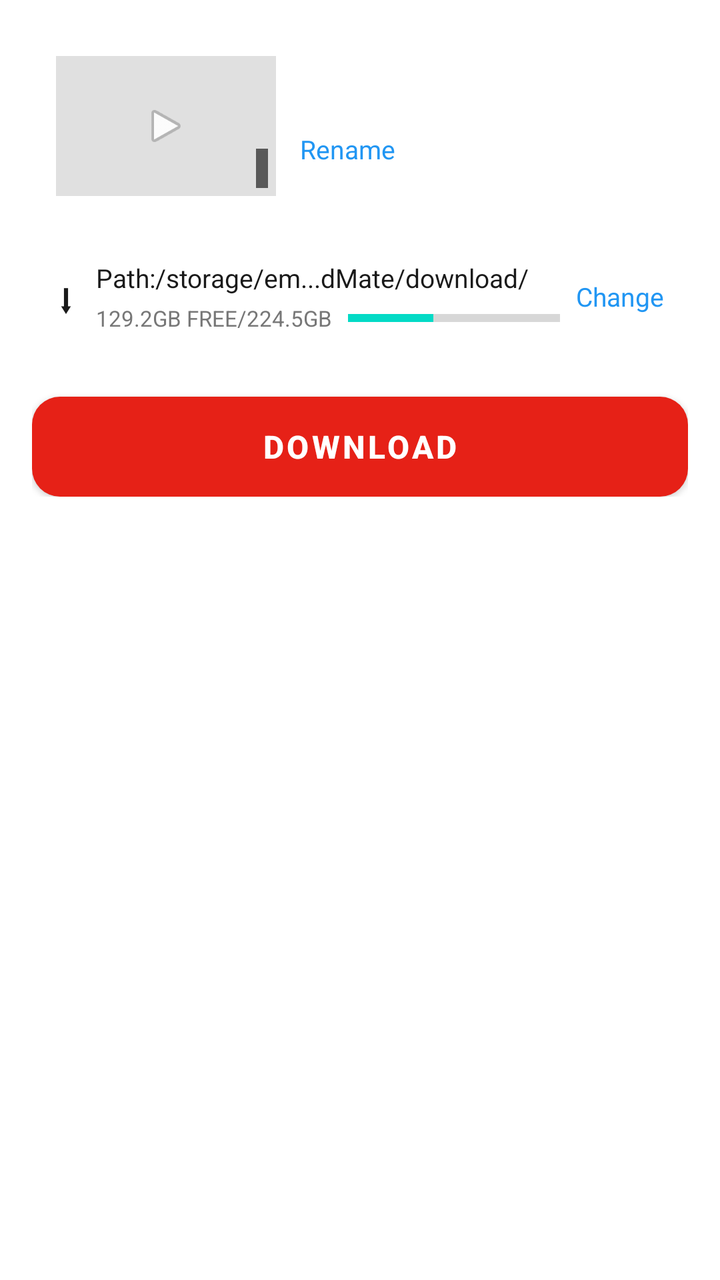
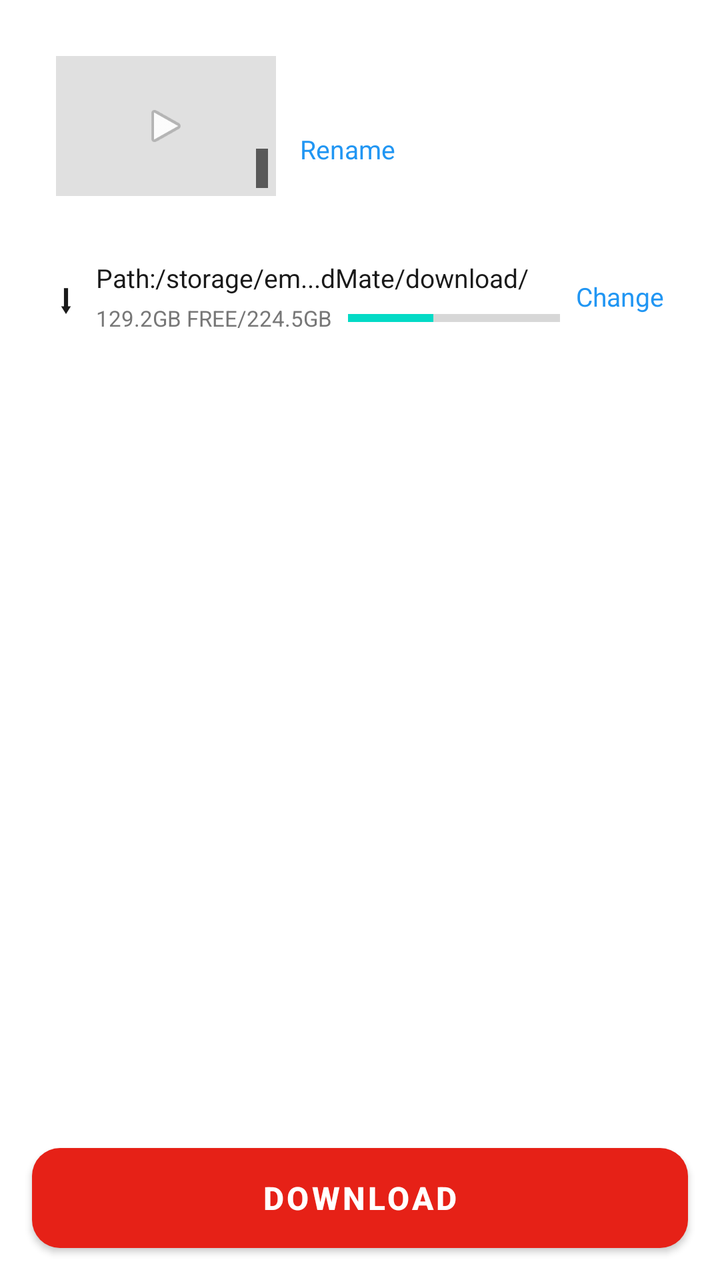

Screens rendered from an Android XML layout before and after an edit, with the pre-edit source and the edit as a unified diff.
<!-- AndroidManifest.xml: application theme Theme.Material3.Light.NoActionBar -->
<!-- res/layout/dialog_download.xml -->
<?xml version="1.0" encoding="utf-8"?>
<ScrollView xmlns:android="http://schemas.android.com/apk/res/android"
    android:layout_width="match_parent"
    android:layout_height="wrap_content"
    android:background="@color/card">

    <LinearLayout
        android:layout_width="match_parent"
        android:layout_height="wrap_content"
        android:orientation="vertical"
        android:padding="16dp">

        
        <LinearLayout
            android:layout_width="match_parent"
            android:layout_height="wrap_content"
            android:orientation="horizontal"
            android:gravity="center_vertical"
            android:background="@color/card"
            android:padding="12dp">

            <FrameLayout
                android:layout_width="110dp"
                android:layout_height="70dp"
                android:background="#E0E0E0">

                <ImageView
                    android:id="@+id/iv_dlg_thumb"
                    android:layout_width="match_parent"
                    android:layout_height="match_parent"
                    android:scaleType="centerCrop" />

                <ImageView
                    android:layout_width="24dp"
                    android:layout_height="24dp"
                    android:layout_gravity="center"
                    android:src="@android:drawable/ic_media_play"
                    android:alpha="0.9" />

                <TextView
                    android:id="@+id/tv_dlg_duration"
                    android:layout_width="wrap_content"
                    android:layout_height="wrap_content"
                    android:layout_gravity="bottom|end"
                    android:layout_margin="4dp"
                    android:background="#99000000"
                    android:padding="3dp"
                    android:textColor="@color/white"
                    android:textSize="10sp" />
            </FrameLayout>

            <LinearLayout
                android:layout_width="0dp"
                android:layout_height="wrap_content"
                android:layout_weight="1"
                android:layout_marginStart="12dp"
                android:orientation="vertical">

                <TextView
                    android:id="@+id/tv_dlg_title"
                    android:layout_width="match_parent"
                    android:layout_height="wrap_content"
                    android:textColor="@color/text_primary"
                    android:textSize="14sp"
                    android:textStyle="bold"
                    android:maxLines="2"
                    android:ellipsize="end" />

                <TextView
                    android:id="@+id/tv_dlg_rename"
                    android:layout_width="wrap_content"
                    android:layout_height="wrap_content"
                    android:layout_marginTop="4dp"
                    android:text="Rename"
                    android:textColor="#2196F3"
                    android:textSize="13sp"
                    android:clickable="true"
                    android:focusable="true" />
            </LinearLayout>
        </LinearLayout>

        
        <LinearLayout
            android:layout_width="match_parent"
            android:layout_height="wrap_content"
            android:orientation="horizontal"
            android:gravity="center_vertical"
            android:layout_marginTop="8dp"
            android:padding="12dp">

            <TextView
                android:layout_width="wrap_content"
                android:layout_height="wrap_content"
                android:text="⬇"
                android:textSize="20sp"
                android:textColor="@color/text_primary" />

            <LinearLayout
                android:layout_width="0dp"
                android:layout_height="wrap_content"
                android:layout_weight="1"
                android:layout_marginStart="10dp"
                android:orientation="vertical">

                <TextView
                    android:id="@+id/tv_dlg_path"
                    android:layout_width="match_parent"
                    android:layout_height="wrap_content"
                    android:text="Path:/storage/em...dMate/download/"
                    android:textColor="@color/text_primary"
                    android:textSize="13sp"
                    android:singleLine="true"
                    android:ellipsize="middle" />

                <LinearLayout
                    android:layout_width="match_parent"
                    android:layout_height="wrap_content"
                    android:orientation="horizontal"
                    android:gravity="center_vertical"
                    android:layout_marginTop="4dp">

                    <TextView
                        android:id="@+id/tv_dlg_storage"
                        android:layout_width="wrap_content"
                        android:layout_height="wrap_content"
                        android:text="129.2GB FREE/224.5GB"
                        android:textColor="@color/text_secondary"
                        android:textSize="11sp" />

                    <ProgressBar
                        android:id="@+id/pb_dlg_storage"
                        style="?android:attr/progressBarStyleHorizontal"
                        android:layout_width="0dp"
                        android:layout_height="4dp"
                        android:layout_weight="1"
                        android:layout_marginStart="8dp"
                        android:progress="40" />
                </LinearLayout>
            </LinearLayout>

            <TextView
                android:id="@+id/tv_dlg_change"
                android:layout_width="wrap_content"
                android:layout_height="wrap_content"
                android:layout_marginStart="8dp"
                android:text="Change"
                android:textColor="#2196F3"
                android:textSize="13sp"
                android:clickable="true"
                android:focusable="true" />
        </LinearLayout>

        <TextView
            android:id="@+id/tv_fetching"
            android:layout_width="match_parent"
            android:layout_height="wrap_content"
            android:layout_marginTop="16dp"
            android:gravity="center"
            android:text="@string/fetching_formats"
            android:visibility="gone" />

        
        <LinearLayout
            android:id="@+id/layout_music_section"
            android:layout_width="match_parent"
            android:layout_height="wrap_content"
            android:orientation="vertical"
            android:layout_marginTop="16dp"
            android:visibility="gone">

            <LinearLayout
                android:layout_width="match_parent"
                android:layout_height="wrap_content"
                android:orientation="horizontal"
                android:gravity="center_vertical">

                <TextView
                    android:layout_width="wrap_content"
                    android:layout_height="wrap_content"
                    android:text="🎵"
                    android:textSize="18sp" />

                <TextView
                    android:layout_width="wrap_content"
                    android:layout_height="wrap_content"
                    android:layout_marginStart="8dp"
                    android:text="@string/section_music"
                    android:textSize="15sp"
                    android:textStyle="bold"
                    android:textColor="@color/text_primary" />
            </LinearLayout>

            <androidx.recyclerview.widget.RecyclerView
                android:id="@+id/rv_audio_formats"
                android:layout_width="match_parent"
                android:layout_height="wrap_content"
                android:layout_marginTop="8dp" />
        </LinearLayout>

        
        <LinearLayout
            android:id="@+id/layout_video_section"
            android:layout_width="match_parent"
            android:layout_height="wrap_content"
            android:orientation="vertical"
            android:layout_marginTop="16dp"
            android:visibility="gone">

            <LinearLayout
                android:layout_width="match_parent"
                android:layout_height="wrap_content"
                android:orientation="horizontal"
                android:gravity="center_vertical">

                <TextView
                    android:layout_width="wrap_content"
                    android:layout_height="wrap_content"
                    android:text="🎬"
                    android:textSize="18sp" />

                <TextView
                    android:layout_width="wrap_content"
                    android:layout_height="wrap_content"
                    android:layout_marginStart="8dp"
                    android:text="@string/section_video"
                    android:textSize="15sp"
                    android:textStyle="bold"
                    android:textColor="@color/text_primary" />
            </LinearLayout>

            <androidx.recyclerview.widget.RecyclerView
                android:id="@+id/rv_video_formats"
                android:layout_width="match_parent"
                android:layout_height="wrap_content"
                android:layout_marginTop="8dp" />
        </LinearLayout>

        <Button
            android:id="@+id/btn_download"
            android:layout_width="match_parent"
            android:layout_height="50dp"
            android:layout_marginTop="20dp"
            android:background="@drawable/bg_btn_download"
            android:text="@string/download"
            android:textColor="@color/white"
            android:textSize="16sp"
            android:textStyle="bold" />
    </LinearLayout>
</ScrollView>
<!-- resources referenced by this layout -->
<resources>
  <color name="card">#FFFFFF</color>
  <color name="text_primary">#1A1A1A</color>
  <color name="text_secondary">#777777</color>
  <color name="white">#FFFFFF</color>
  <!-- drawable bg_btn_download (drawable) -->
  <?xml version="1.0" encoding="utf-8"?>
  <shape xmlns:android="http://schemas.android.com/apk/res/android" android:shape="rectangle">
      <corners android:radius="14dp" />
      <solid android:color="@color/red_accent" />
  </shape>
  <string name="download">Download</string>
  <string name="fetching_formats">Fetching available formats...</string>
  <string name="section_music">Audio (MP3)</string>
  <string name="section_video">Video (MP4)</string>
  <style name="Theme.Material3.Light.NoActionBar" parent="Theme.MaterialComponents.Light.NoActionBar">
          <item name="colorPrimary">@color/red_accent</item>
          <item name="colorPrimaryVariant">@color/red_accent</item>
          <item name="colorOnPrimary">@color/white</item>
          <item name="android:statusBarColor">@color/bg</item>
          <item name="android:windowLightStatusBar">true</item>
      </style>
  <color name="red_accent">#E62117</color>
  <color name="bg">#F8F8F8</color>
</resources>

<!-- the commit's change to res/layout/dialog_download.xml (unified diff, before → after) -->
@@ -1,249 +1,258 @@
 <?xml version="1.0" encoding="utf-8"?>
-<ScrollView xmlns:android="http://schemas.android.com/apk/res/android"
+<LinearLayout xmlns:android="http://schemas.android.com/apk/res/android"
     android:layout_width="match_parent"
     android:layout_height="wrap_content"
+    android:orientation="vertical"
     android:background="@color/card">
 
-    <LinearLayout
+    <ScrollView
         android:layout_width="match_parent"
-        android:layout_height="wrap_content"
-        android:orientation="vertical"
-        android:padding="16dp">
-
-        
+        android:layout_height="0dp"
+        android:layout_weight="1">
+
         <LinearLayout
             android:layout_width="match_parent"
             android:layout_height="wrap_content"
-            android:orientation="horizontal"
-            android:gravity="center_vertical"
-            android:background="@color/card"
-            android:padding="12dp">
-
-            <FrameLayout
-                android:layout_width="110dp"
-                android:layout_height="70dp"
-                android:background="#E0E0E0">
-
-                <ImageView
-                    android:id="@+id/iv_dlg_thumb"
-                    android:layout_width="match_parent"
-                    android:layout_height="match_parent"
-                    android:scaleType="centerCrop" />
-
-                <ImageView
-                    android:layout_width="24dp"
-                    android:layout_height="24dp"
-                    android:layout_gravity="center"
-                    android:src="@android:drawable/ic_media_play"
-                    android:alpha="0.9" />
+            android:orientation="vertical"
+            android:padding="16dp">
+
+            
+            <LinearLayout
+                android:layout_width="match_parent"
+                android:layout_height="wrap_content"
+                android:orientation="horizontal"
+                android:gravity="center_vertical"
+                android:padding="12dp">
+
+                <FrameLayout
+                    android:layout_width="110dp"
+                    android:layout_height="70dp"
+                    android:background="#E0E0E0">
+
+                    <ImageView
+                        android:id="@+id/iv_dlg_thumb"
+                        android:layout_width="match_parent"
+                        android:layout_height="match_parent"
+                        android:scaleType="centerCrop" />
+
+                    <ImageView
+                        android:layout_width="24dp"
+                        android:layout_height="24dp"
+                        android:layout_gravity="center"
+                        android:src="@android:drawable/ic_media_play"
+                        android:alpha="0.9" />
+
+                    <TextView
+                        android:id="@+id/tv_dlg_duration"
+                        android:layout_width="wrap_content"
+                        android:layout_height="wrap_content"
+                        android:layout_gravity="bottom|end"
+                        android:layout_margin="4dp"
+                        android:background="#99000000"
+                        android:padding="3dp"
+                        android:textColor="@color/white"
+                        android:textSize="10sp" />
+                </FrameLayout>
+
+                <LinearLayout
+                    android:layout_width="0dp"
+                    android:layout_height="wrap_content"
+                    android:layout_weight="1"
+                    android:layout_marginStart="12dp"
+                    android:orientation="vertical">
+
+                    <TextView
+                        android:id="@+id/tv_dlg_title"
+                        android:layout_width="match_parent"
+                        android:layout_height="wrap_content"
+                        android:textColor="@color/text_primary"
+                        android:textSize="14sp"
+                        android:textStyle="bold"
+                        android:maxLines="2"
+                        android:ellipsize="end" />
+
+                    <TextView
+                        android:id="@+id/tv_dlg_rename"
+                        android:layout_width="wrap_content"
+                        android:layout_height="wrap_content"
+                        android:layout_marginTop="4dp"
+                        android:text="Rename"
+                        android:textColor="#2196F3"
+                        android:textSize="13sp"
+                        android:clickable="true"
+                        android:focusable="true" />
+                </LinearLayout>
+            </LinearLayout>
+
+            
+            <LinearLayout
+                android:layout_width="match_parent"
+                android:layout_height="wrap_content"
+                android:orientation="horizontal"
+                android:gravity="center_vertical"
+                android:layout_marginTop="8dp"
+                android:padding="12dp">
 
                 <TextView
-                    android:id="@+id/tv_dlg_duration"
                     android:layout_width="wrap_content"
                     android:layout_height="wrap_content"
-                    android:layout_gravity="bottom|end"
-                    android:layout_margin="4dp"
-                    android:background="#99000000"
-                    android:padding="3dp"
-                    android:textColor="@color/white"
-                    android:textSize="10sp" />
-            </FrameLayout>
-
-            <LinearLayout
-                android:layout_width="0dp"
-                android:layout_height="wrap_content"
-                android:layout_weight="1"
-                android:layout_marginStart="12dp"
-                android:orientation="vertical">
+                    android:text="⬇"
+                    android:textSize="20sp"
+                    android:textColor="@color/text_primary" />
+
+                <LinearLayout
+                    android:layout_width="0dp"
+                    android:layout_height="wrap_content"
+                    android:layout_weight="1"
+                    android:layout_marginStart="10dp"
+                    android:orientation="vertical">
+
+                    <TextView
+                        android:id="@+id/tv_dlg_path"
+                        android:layout_width="match_parent"
+                        android:layout_height="wrap_content"
+                        android:text="Path:/storage/em...dMate/download/"
+                        android:textColor="@color/text_primary"
+                        android:textSize="13sp"
+                        android:singleLine="true"
+                        android:ellipsize="middle" />
+
+                    <LinearLayout
+                        android:layout_width="match_parent"
+                        android:layout_height="wrap_content"
+                        android:orientation="horizontal"
+                        android:gravity="center_vertical"
+                        android:layout_marginTop="4dp">
+
+                        <TextView
+                            android:id="@+id/tv_dlg_storage"
+                            android:layout_width="wrap_content"
+                            android:layout_height="wrap_content"
+                            android:text="129.2GB FREE/224.5GB"
+                            android:textColor="@color/text_secondary"
+                            android:textSize="11sp" />
+
+                        <ProgressBar
+                            android:id="@+id/pb_dlg_storage"
+                            style="?android:attr/progressBarStyleHorizontal"
+                            android:layout_width="0dp"
+                            android:layout_height="4dp"
+                            android:layout_weight="1"
+                            android:layout_marginStart="8dp"
+                            android:progress="40" />
+                    </LinearLayout>
+                </LinearLayout>
 
                 <TextView
-                    android:id="@+id/tv_dlg_title"
-                    android:layout_width="match_parent"
-                    android:layout_height="wrap_content"
-                    android:textColor="@color/text_primary"
-                    android:textSize="14sp"
-                    android:textStyle="bold"
-                    android:maxLines="2"
-                    android:ellipsize="end" />
-
-                <TextView
-                    android:id="@+id/tv_dlg_rename"
+                    android:id="@+id/tv_dlg_change"
                     android:layout_width="wrap_content"
                     android:layout_height="wrap_content"
-                    android:layout_marginTop="4dp"
-                    android:text="Rename"
+                    android:layout_marginStart="8dp"
+                    android:text="Change"
                     android:textColor="#2196F3"
                     android:textSize="13sp"
                     android:clickable="true"
                     android:focusable="true" />
             </LinearLayout>
+
+            <TextView
+                android:id="@+id/tv_fetching"
+                android:layout_width="match_parent"
+                android:layout_height="wrap_content"
+                android:layout_marginTop="16dp"
+                android:gravity="center"
+                android:text="@string/fetching_formats"
+                android:visibility="gone" />
+
+            
+            <LinearLayout
+                android:id="@+id/layout_music_section"
+                android:layout_width="match_parent"
+                android:layout_height="wrap_content"
+                android:orientation="vertical"
+                android:layout_marginTop="16dp"
+                android:visibility="gone">
+
+                <LinearLayout
+                    android:layout_width="match_parent"
+                    android:layout_height="wrap_content"
+                    android:orientation="horizontal"
+                    android:gravity="center_vertical">
+
+                    <TextView
+                        android:layout_width="wrap_content"
+                        android:layout_height="wrap_content"
+                        android:text="🎵"
+                        android:textSize="18sp" />
+
+                    <TextView
+                        android:layout_width="wrap_content"
+                        android:layout_height="wrap_content"
+                        android:layout_marginStart="8dp"
+                        android:text="@string/section_music"
+                        android:textSize="15sp"
+                        android:textStyle="bold"
+                        android:textColor="@color/text_primary" />
+                </LinearLayout>
+
+                <androidx.recyclerview.widget.RecyclerView
+                    android:id="@+id/rv_audio_formats"
+                    android:layout_width="match_parent"
+                    android:layout_height="wrap_content"
+                    android:layout_marginTop="8dp"
+                    android:nestedScrollingEnabled="false" />
+            </LinearLayout>
+
+            
+            <LinearLayout
+                android:id="@+id/layout_video_section"
+                android:layout_width="match_parent"
+                android:layout_height="wrap_content"
+                android:orientation="vertical"
+                android:layout_marginTop="16dp"
+                android:visibility="gone">
+
+                <LinearLayout
+                    android:layout_width="match_parent"
+                    android:layout_height="wrap_content"
+                    android:orientation="horizontal"
+                    android:gravity="center_vertical">
+
+                    <TextView
+                        android:layout_width="wrap_content"
+                        android:layout_height="wrap_content"
+                        android:text="🎬"
+                        android:textSize="18sp" />
+
+                    <TextView
+                        android:layout_width="wrap_content"
+                        android:layout_height="wrap_content"
+                        android:layout_marginStart="8dp"
+                        android:text="@string/section_video"
+                        android:textSize="15sp"
+                        android:textStyle="bold"
+                        android:textColor="@color/text_primary" />
+                </LinearLayout>
+
+                <androidx.recyclerview.widget.RecyclerView
+                    android:id="@+id/rv_video_formats"
+                    android:layout_width="match_parent"
+                    android:layout_height="wrap_content"
+                    android:layout_marginTop="8dp"
+                    android:nestedScrollingEnabled="false" />
+            </LinearLayout>
         </LinearLayout>
-
-        
-        <LinearLayout
-            android:layout_width="match_parent"
-            android:layout_height="wrap_content"
-            android:orientation="horizontal"
-            android:gravity="center_vertical"
-            android:layout_marginTop="8dp"
-            android:padding="12dp">
-
-            <TextView
-                android:layout_width="wrap_content"
-                android:layout_height="wrap_content"
-                android:text="⬇"
-                android:textSize="20sp"
-                android:textColor="@color/text_primary" />
-
-            <LinearLayout
-                android:layout_width="0dp"
-                android:layout_height="wrap_content"
-                android:layout_weight="1"
-                android:layout_marginStart="10dp"
-                android:orientation="vertical">
-
-                <TextView
-                    android:id="@+id/tv_dlg_path"
-                    android:layout_width="match_parent"
-                    android:layout_height="wrap_content"
-                    android:text="Path:/storage/em...dMate/download/"
-                    android:textColor="@color/text_primary"
-                    android:textSize="13sp"
-                    android:singleLine="true"
-                    android:ellipsize="middle" />
-
-                <LinearLayout
-                    android:layout_width="match_parent"
-                    android:layout_height="wrap_content"
-                    android:orientation="horizontal"
-                    android:gravity="center_vertical"
-                    android:layout_marginTop="4dp">
-
-                    <TextView
-                        android:id="@+id/tv_dlg_storage"
-                        android:layout_width="wrap_content"
-                        android:layout_height="wrap_content"
-                        android:text="129.2GB FREE/224.5GB"
-                        android:textColor="@color/text_secondary"
-                        android:textSize="11sp" />
-
-                    <ProgressBar
-                        android:id="@+id/pb_dlg_storage"
-                        style="?android:attr/progressBarStyleHorizontal"
-                        android:layout_width="0dp"
-                        android:layout_height="4dp"
-                        android:layout_weight="1"
-                        android:layout_marginStart="8dp"
-                        android:progress="40" />
-                </LinearLayout>
-            </LinearLayout>
-
-            <TextView
-                android:id="@+id/tv_dlg_change"
-                android:layout_width="wrap_content"
-                android:layout_height="wrap_content"
-                android:layout_marginStart="8dp"
-                android:text="Change"
-                android:textColor="#2196F3"
-                android:textSize="13sp"
-                android:clickable="true"
-                android:focusable="true" />
-        </LinearLayout>
-
-        <TextView
-            android:id="@+id/tv_fetching"
-            android:layout_width="match_parent"
-            android:layout_height="wrap_content"
-            android:layout_marginTop="16dp"
-            android:gravity="center"
-            android:text="@string/fetching_formats"
-            android:visibility="gone" />
-
-        
-        <LinearLayout
-            android:id="@+id/layout_music_section"
-            android:layout_width="match_parent"
-            android:layout_height="wrap_content"
-            android:orientation="vertical"
-            android:layout_marginTop="16dp"
-            android:visibility="gone">
-
-            <LinearLayout
-                android:layout_width="match_parent"
-                android:layout_height="wrap_content"
-                android:orientation="horizontal"
-                android:gravity="center_vertical">
-
-                <TextView
-                    android:layout_width="wrap_content"
-                    android:layout_height="wrap_content"
-                    android:text="🎵"
-                    android:textSize="18sp" />
-
-                <TextView
-                    android:layout_width="wrap_content"
-                    android:layout_height="wrap_content"
-                    android:layout_marginStart="8dp"
-                    android:text="@string/section_music"
-                    android:textSize="15sp"
-                    android:textStyle="bold"
-                    android:textColor="@color/text_primary" />
-            </LinearLayout>
-
-            <androidx.recyclerview.widget.RecyclerView
-                android:id="@+id/rv_audio_formats"
-                android:layout_width="match_parent"
-                android:layout_height="wrap_content"
-                android:layout_marginTop="8dp" />
-        </LinearLayout>
-
-        
-        <LinearLayout
-            android:id="@+id/layout_video_section"
-            android:layout_width="match_parent"
-            android:layout_height="wrap_content"
-            android:orientation="vertical"
-            android:layout_marginTop="16dp"
-            android:visibility="gone">
-
-            <LinearLayout
-                android:layout_width="match_parent"
-                android:layout_height="wrap_content"
-                android:orientation="horizontal"
-                android:gravity="center_vertical">
-
-                <TextView
-                    android:layout_width="wrap_content"
-                    android:layout_height="wrap_content"
-                    android:text="🎬"
-                    android:textSize="18sp" />
-
-                <TextView
-                    android:layout_width="wrap_content"
-                    android:layout_height="wrap_content"
-                    android:layout_marginStart="8dp"
-                    android:text="@string/section_video"
-                    android:textSize="15sp"
-                    android:textStyle="bold"
-                    android:textColor="@color/text_primary" />
-            </LinearLayout>
-
-            <androidx.recyclerview.widget.RecyclerView
-                android:id="@+id/rv_video_formats"
-                android:layout_width="match_parent"
-                android:layout_height="wrap_content"
-                android:layout_marginTop="8dp" />
-        </LinearLayout>
-
-        <Button
-            android:id="@+id/btn_download"
-            android:layout_width="match_parent"
-            android:layout_height="50dp"
-            android:layout_marginTop="20dp"
-            android:background="@drawable/bg_btn_download"
-            android:text="@string/download"
-            android:textColor="@color/white"
-            android:textSize="16sp"
-            android:textStyle="bold" />
-    </LinearLayout>
-</ScrollView>
+    </ScrollView>
+
+    
+    <Button
+        android:id="@+id/btn_download"
+        android:layout_width="match_parent"
+        android:layout_height="50dp"
+        android:layout_margin="16dp"
+        android:background="@drawable/bg_btn_download"
+        android:text="@string/download"
+        android:textColor="@color/white"
+        android:textSize="16sp"
+        android:textStyle="bold" />
+</LinearLayout>
